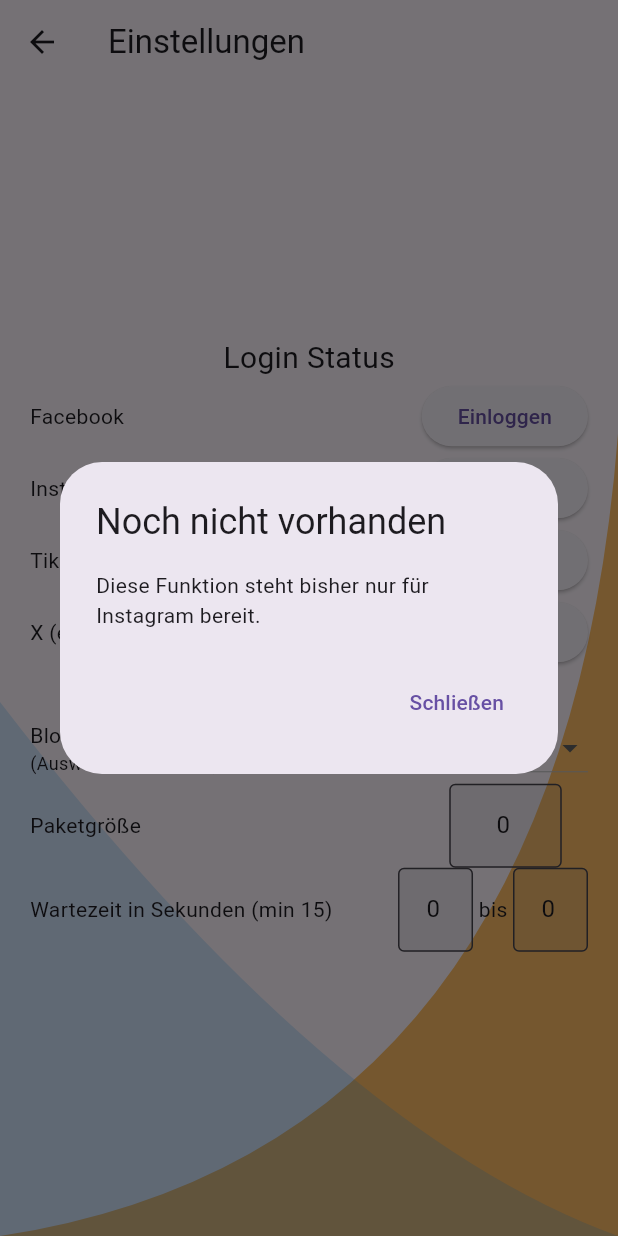
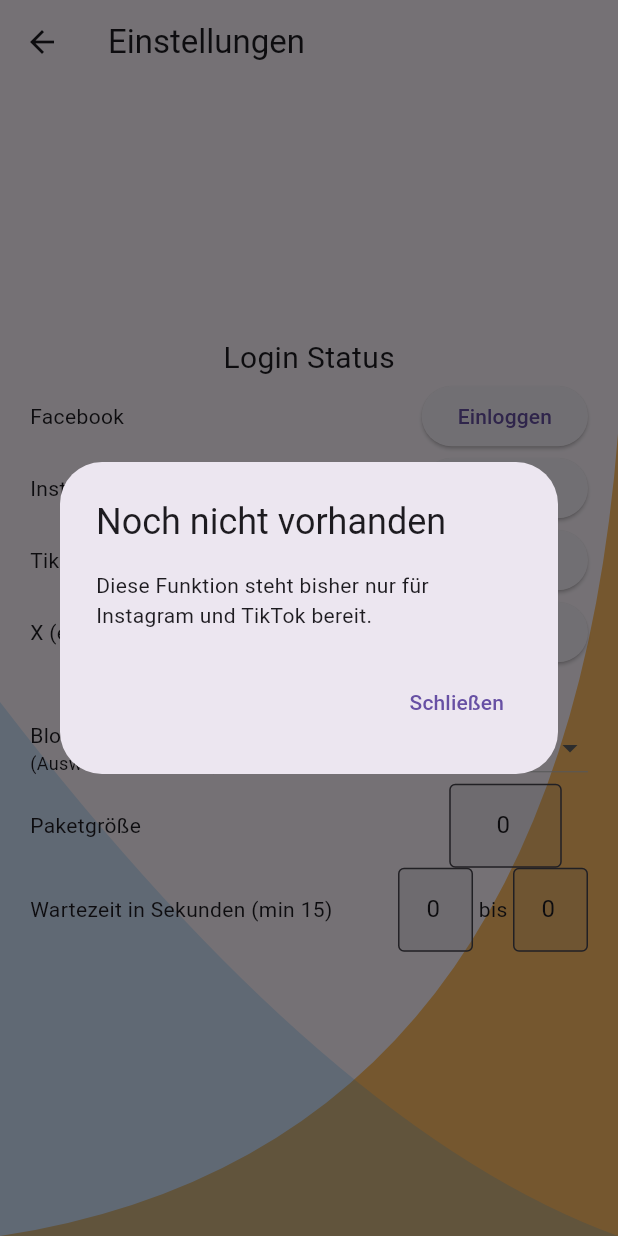
Before and after one commit to Avazz225/bluBlock, a Flutter app: the SettingsPage screen opened directly, after a tap on "Einloggen", on a phone screen of 412 x 824 dp. Run offline on Flutter 3.47's test engine with Material 3 defaults, Android fonts, the phone set to English and light mode, and no system bars; our stand-ins replace sqflite; missing offline and left inert: flutter_inappwebview; accounts and stored records are empty; statements that could not run were skipped.

Commit message:
Update settings_page.dart

```diff
--- a/blu_block/lib/ui/pages/settings_page.dart
+++ b/blu_block/lib/ui/pages/settings_page.dart
@@ -215,7 +215,7 @@ class _SettingsPageState extends State<SettingsPage> {
   }
   _dummyFunction(){
     String title = "Noch nicht vorhanden";
-    String msg = "Diese Funktion steht bisher nur für Instagram bereit.";
+    String msg = "Diese Funktion steht bisher nur für Instagram und TikTok bereit.";
     showMessage(context, msg, title);
   }
 
```
